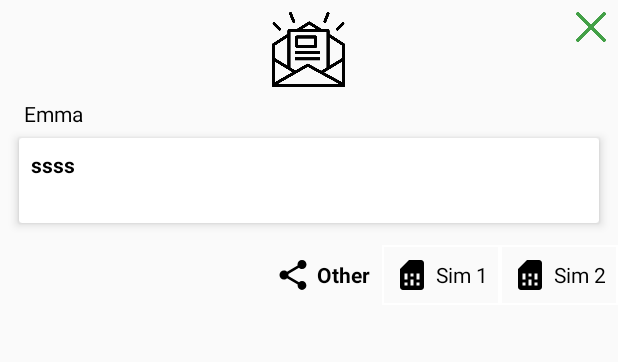
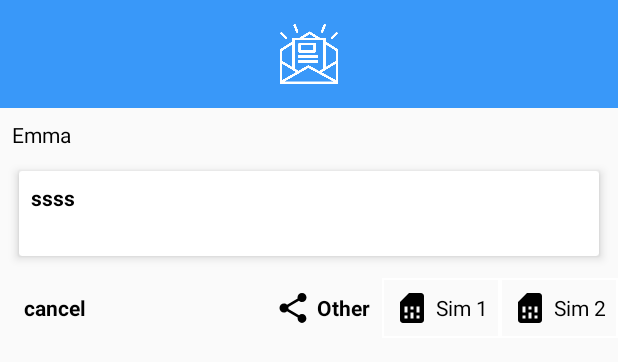
Before and after one commit to anish59/prompter, an Android app: the layout dialog_sms_layout.xml on its own in the app's theme, with its tools: preview values and no code run, on a phone screen of 412 x 824 dp. Shown: the top 362 px of the screen. Run offline under Robolectric (Android 15) with nearby library versions, the phone set to English and light mode, and no system bars.

Commit message:
some update

```diff
--- a/app/src/main/java/bbt/com/prompter/MainActivity.java
+++ b/app/src/main/java/bbt/com/prompter/MainActivity.java
@@ -86,7 +86,7 @@ public class MainActivity extends AppCompatActivity {
 
 
                     SmsManager smsManager = SmsManager.getSmsManagerForSubscriptionId(01);
-                    smsManager.sendTextMessage("8320552183", null, "Alaa vandra", null, null);
+                    smsManager.sendTextMessage("9974686376", null, "Test Successful", null, null);
 
                 } catch (Exception ex) {
                     Toast.makeText(getApplicationContext(), ex.getMessage().toString(),
--- a/app/src/main/java/bbt/com/prompter/helper/AppAlarmHelper.java
+++ b/app/src/main/java/bbt/com/prompter/helper/AppAlarmHelper.java
@@ -1,6 +1,5 @@
 package bbt.com.prompter.helper;
 
-import android.app.Activity;
 import android.app.AlarmManager;
 import android.app.PendingIntent;
 import android.content.BroadcastReceiver;
@@ -10,7 +9,6 @@ import android.content.Intent;
 import android.content.pm.PackageManager;
 import android.os.Build;
 import android.util.Log;
-import android.widget.Toast;
 
 import java.util.Date;
 
@@ -43,7 +41,7 @@ public class AppAlarmHelper extends BroadcastReceiver {
             return;
         }
         if (Build.VERSION.SDK_INT >= Build.VERSION_CODES.O) {
-            NotificationHelper.sendSimpleNotificationOreo(context, contactDetail.getName(), contactDetail.getTemplate(), contactDetail.getNumber());
+            NotificationHelper.sendSimpleNotificationAboveOreo(context, contactDetail.getName(), contactDetail.getTemplate(), contactDetail.getNumber());
         } else {
             NotificationHelper.sendSimpleNotificationNormal(context, contactDetail.getName(), contactDetail.getTemplate(), contactDetail.getNumber());
         }
--- a/app/src/main/res/layout/dialog_sms_layout.xml
+++ b/app/src/main/res/layout/dialog_sms_layout.xml
@@ -17,29 +17,24 @@
 
     <RelativeLayout
         android:layout_width="match_parent"
-        android:layout_height="wrap_content">
+        android:layout_height="wrap_content"
+        android:background="@color/colorPrimary"
+        android:padding="@dimen/_8dp">
 
         <ImageView
-            android:layout_width="50dp"
-            android:layout_height="50dp"
+            android:layout_width="40dp"
+            android:layout_height="40dp"
             android:layout_centerInParent="true"
             android:layout_margin="@dimen/_8dp"
             android:src="@drawable/newsletter"
-            android:tint="@color/colorBlack" />
+            android:tint="@color/colorWhite" />
 
-        <ImageView
-            android:id="@+id/imgClose"
-            android:layout_width="20dp"
-            android:layout_height="20dp"
-            android:layout_alignParentEnd="true"
-            android:layout_gravity="center"
-            android:layout_margin="@dimen/_8dp"
-            android:src="@drawable/cancel"
-            android:tint="@color/colorAccent" />
+
     </RelativeLayout>
 
 
     <TextView
+        android:layout_margin="@dimen/_8dp"
         android:id="@+id/txtName"
         android:layout_width="match_parent"
         android:layout_height="wrap_content"
@@ -50,8 +45,8 @@
     <android.support.v7.widget.CardView
         android:layout_width="match_parent"
         android:layout_height="wrap_content"
+        android:layout_marginStart="@dimen/_8dp"
         android:layout_marginEnd="@dimen/_8dp"
-        android:layout_marginStart="@dimen/_8dp"
         android:minHeight="70dp"
         card_view:cardBackgroundColor="@color/colorWhite"
         card_view:cardElevation="4dp"
@@ -69,19 +64,34 @@
     </android.support.v7.widget.CardView>
 
 
-    <LinearLayout
+    <RelativeLayout
         android:layout_width="match_parent"
         android:layout_height="wrap_content"
         android:layout_marginTop="@dimen/_8dp"
-        android:gravity="end"
         android:orientation="horizontal">
+
+
+        <TextView
+            android:id="@+id/txtClose"
+            android:layout_width="wrap_content"
+            android:layout_height="wrap_content"
+            android:layout_alignParentStart="true"
+            android:layout_centerVertical="true"
+            android:layout_marginStart="@dimen/_8dp"
+            android:gravity="center"
+            android:padding="@dimen/_8dp"
+            android:text="@string/cancel"
+            android:textColor="@color/colorBlack"
+            android:textStyle="bold" />
 
         <TextView
             android:id="@+id/btnOther"
             android:layout_width="wrap_content"
             android:layout_height="wrap_content"
+            android:layout_centerVertical="true"
+            android:layout_toStartOf="@+id/btnSim1"
+            android:drawableStart="@drawable/ic_share_24dp"
             android:drawablePadding="@dimen/dimen_4dp"
-            android:drawableStart="@drawable/ic_share_24dp"
             android:gravity="center"
             android:padding="@dimen/_8dp"
             android:text="@string/other"
@@ -93,9 +103,11 @@
             android:id="@+id/btnSim1"
             android:layout_width="wrap_content"
             android:layout_height="wrap_content"
+            android:layout_centerVertical="true"
+            android:layout_toStartOf="@+id/btnSim2"
             android:background="@drawable/border_bg_white"
+            android:drawableStart="@drawable/ic_sim_card_24dp"
             android:drawablePadding="@dimen/dimen_4dp"
-            android:drawableStart="@drawable/ic_sim_card_24dp"
             android:gravity="center"
             android:padding="@dimen/_8dp"
             android:text="@string/sim_1"
@@ -106,15 +118,17 @@
             android:id="@+id/btnSim2"
             android:layout_width="wrap_content"
             android:layout_height="wrap_content"
+            android:layout_alignParentEnd="true"
+            android:layout_centerVertical="true"
             android:background="@drawable/border_bg_white"
+            android:drawableStart="@drawable/ic_sim_card_24dp"
             android:drawablePadding="@dimen/dimen_4dp"
-            android:drawableStart="@drawable/ic_sim_card_24dp"
             android:gravity="center"
             android:padding="@dimen/_8dp"
             android:text="@string/sim_2"
             android:textColor="@color/colorBlack"
             android:visibility="visible" />
-    </LinearLayout>
+    </RelativeLayout>
 
 
 </LinearLayout>
--- a/app/src/main/res/layout/item_contact.xml
+++ b/app/src/main/res/layout/item_contact.xml
@@ -22,7 +22,7 @@
                 android:layout_height="70dp"
                 android:layout_margin="4dp"
                 android:src="@drawable/ic_avatar"
-                app:civ_border_color="#43A047"
+                app:civ_border_color="@color/colorPrimaryDark"
                 app:civ_border_width="2dp" />
 
             <LinearLayout
--- a/app/src/main/res/layout/msg_template.xml
+++ b/app/src/main/res/layout/msg_template.xml
@@ -10,11 +10,13 @@
         android:layout_width="match_parent"
         android:layout_height="wrap_content"
         android:orientation="vertical"
+        app:borderColor="@color/colorPrimaryDark"
         app:cardBgColor="@color/colorWhite"
         app:cardElevation="2dp"
         app:imgHeight="70dp"
         app:imgSrc="@drawable/ic_avatar"
-        app:imgWidth="70dp" />
+        app:imgWidth="70dp"
+        app:tintColor="@color/colorPrimaryDark" />
 
 
 </LinearLayout>
--- a/app/src/main/res/values/colors.xml
+++ b/app/src/main/res/values/colors.xml
@@ -1,9 +1,15 @@
 <?xml version="1.0" encoding="utf-8"?>
 <resources>
-    <color name="colorPrimary">#4DDD7A</color>
+  <!--  <color name="colorPrimary">#4DDD7A</color>
     <color name="colorPrimaryDark">#4DDD7A</color>
     <color name="colorPrimaryDark_2">#43A047</color>
-    <color name="colorAccent">#43A047</color>
+    <color name="colorAccent">#43A047</color> -->
+
+
+    <color name="colorPrimary">#3998F9</color>
+    <color name="colorPrimaryDark">#3998F9</color>
+    <color name="colorPrimaryDark_2">#627AFE</color>
+    <color name="colorAccent">#627AFE</color>
     <color name="colorWhite">#ffffff</color>
     <color name="dullWhite">#E3E3E3</color>
     <color name="midGrey">#3C3F41</color>
--- a/iconiccardview/src/main/res/values/attrs.xml
+++ b/iconiccardview/src/main/res/values/attrs.xml
@@ -7,6 +7,7 @@
         <!-- {@deprecated Use civ_circlebackground_color instead.} -->
         <attr name="civ_fill_color" format="color" />
         <attr name="civ_circle_background_color" format="color" />
+        <attr name="civ_tint_color" format="color" />
     </declare-styleable>
     <declare-styleable name="IconicCardView">
         <attr name="imgHeight" format="dimension" />
@@ -14,6 +15,8 @@
         <attr name="cardElevation" format="dimension" />
         <attr name="imgSrc" format="reference" />
         <attr name="cardBgColor" format="color" />
+        <attr name="borderColor" format="color" />
+        <attr name="tintColor" format="color" />
     </declare-styleable>
 
 </resources>
```
Also changed, not shown: app/src/main/java/bbt/com/prompter/dialogs/SendMessageDialog.java (+12 -5 lines), app/src/main/java/bbt/com/prompter/helper/NotificationHelper.java (+15 -2 lines), iconiccardview/src/main/java/bbt/com/iconiccardview/IconicCardView.java (+6 -1 lines).
